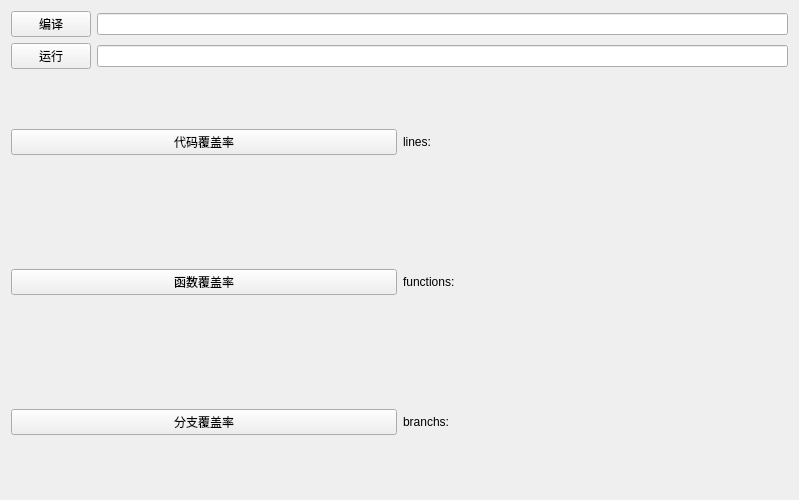
Qt form coverage.ui (yulong-plct/plct-work) before a commit.
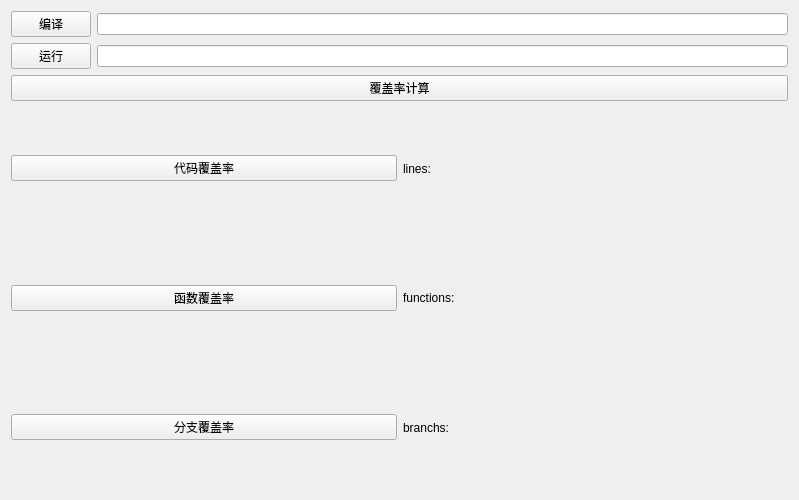
The same form after that commit.

What changed in the file:
```diff
--- a/coverage.ui
+++ b/coverage.ui
@@ -42,6 +42,13 @@
      </item>
     </layout>
    </item>
+   <item>
+    <widget class="QPushButton" name="coverage_Button">
+     <property name="text">
+      <string>覆盖率计算</string>
+     </property>
+    </widget>
+   </item>
    <item>
     <layout class="QHBoxLayout" name="horizontalLayout_3">
      <item>
```
